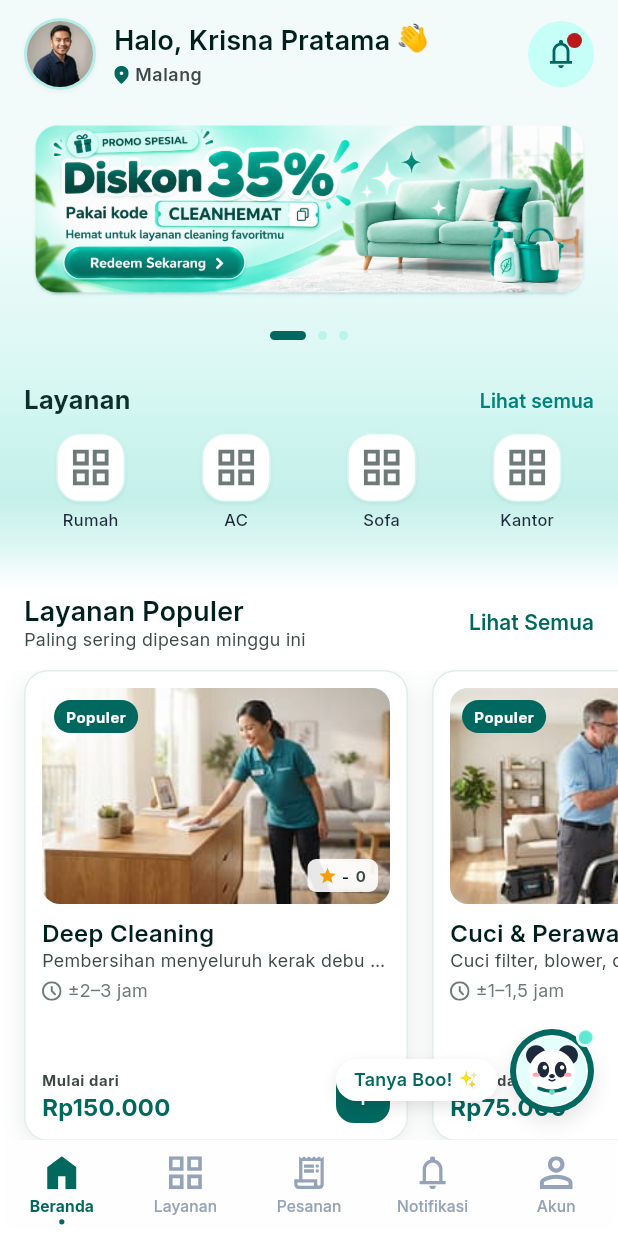
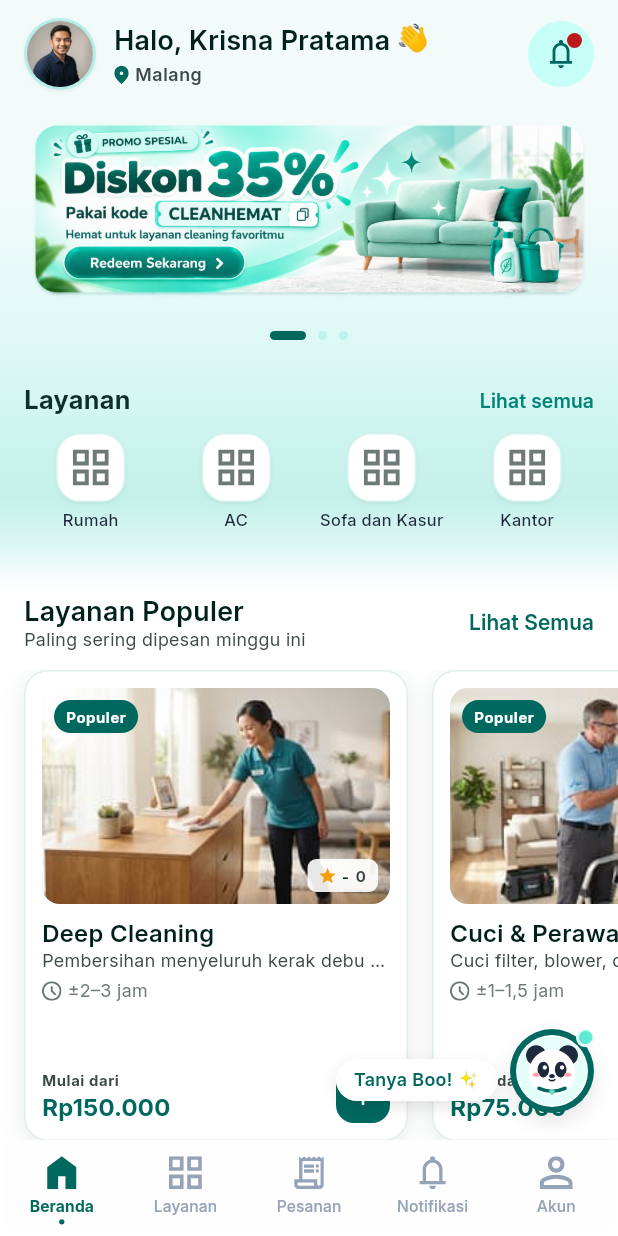
Before and after one commit to team-T3B-Kelompok6/CleanGo-app, a Flutter app: the HomePage screen opened by its route, on a phone screen of 412 x 824 dp. Run offline on Flutter 3.47's test engine with Material 3 defaults, Android fonts, the phone set to English and light mode, and no system bars; our stand-ins replace drift, drift_flutter, flutter_map, flutter_secure_storage, flutter_svg, google_sign_in and 2 more; accounts and stored records are empty; generated files the repository leaves out were written again; network calls fail; statements that could not run were skipped; project files that could hold a hidden picture were left out.

Commit message:
fix: pakai nama kategori backend (Sofa dan Kasur) di mobile

```diff
--- a/lib/features/home/data/home_catalog.dart
+++ b/lib/features/home/data/home_catalog.dart
@@ -49,8 +49,8 @@ abstract final class HomeCatalog {
     }).toList(growable: false);
   }
 
-  /// Service categories are normalised ("Sofa dan Kasur" -> "Sofa") by the
-  /// service mapper, so compare on the same key when matching icons.
+  /// Older cached services used the short label "Sofa"; compare on a key that
+  /// treats both spellings as the same category when matching icons.
   static String _categoryKey(String value) {
     final key = value.trim().toLowerCase();
     return key == 'sofa dan kasur' ? 'sofa' : key;
--- a/lib/features/service/data/customer_service_remote_data_source.dart
+++ b/lib/features/service/data/customer_service_remote_data_source.dart
@@ -39,7 +39,7 @@ class CustomerServiceRemoteDataSource implements ServiceRemoteDataSource {
   /// Public so it can be unit tested without a network round-trip.
   static ServiceModel toServiceModel(Map<String, dynamic> json) {
     final categoryName = json['categoryName'] as String? ?? '';
-    final category = categoryName == 'Sofa dan Kasur' ? 'Sofa' : categoryName;
+    final category = categoryName;
     final minutes = (json['durationMinutes'] as num?)?.toInt() ?? 0;
     final imageUrl = json['imageUrl'] as String?;
     return ServiceModel(
--- a/lib/features/service/data/service_data.dart
+++ b/lib/features/service/data/service_data.dart
@@ -5,7 +5,7 @@ abstract final class ServiceData {
     'Semua',
     'Rumah',
     'Kantor',
-    'Sofa',
+    'Sofa dan Kasur',
     'AC',
   ];
 
@@ -145,7 +145,7 @@ abstract final class ServiceData {
       description: 'Sedot debu tungau dan cuci noda basah',
       duration: '±1,5–2 jam',
       price: 'Rp120.000',
-      category: 'Sofa',
+      category: 'Sofa dan Kasur',
       popularity: 86,
       releaseOrder: 2,
       imagePath: 'assets/images/service_sofa_mattress.jpeg',
```
Also changed, not shown: 1 other file.
